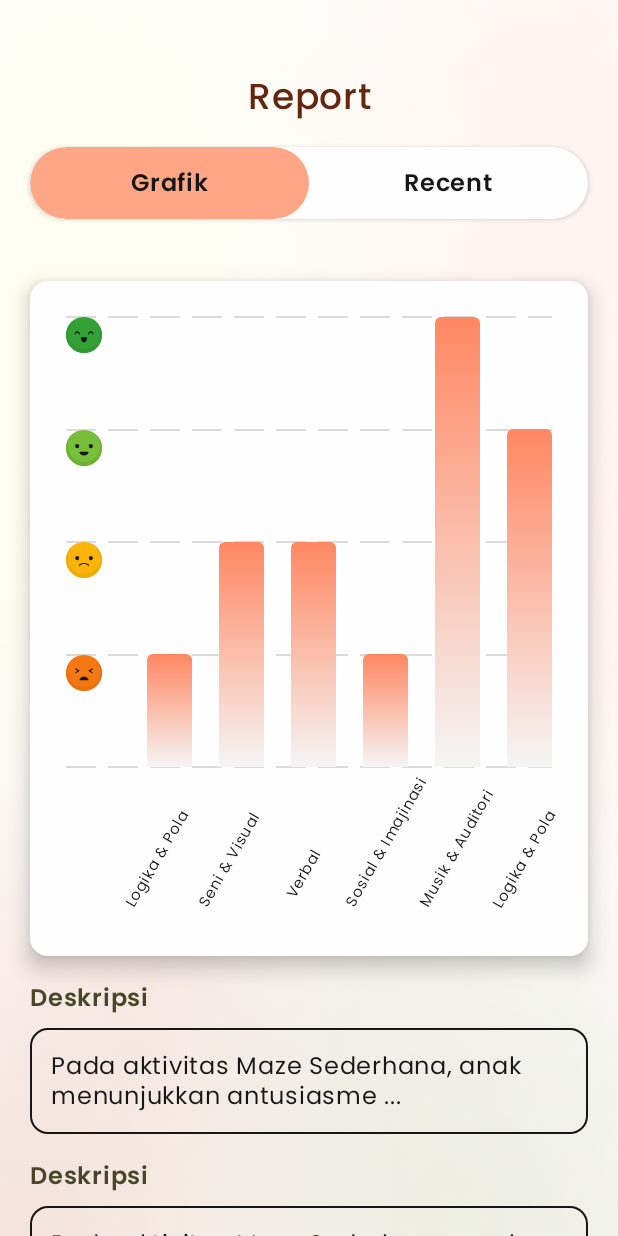
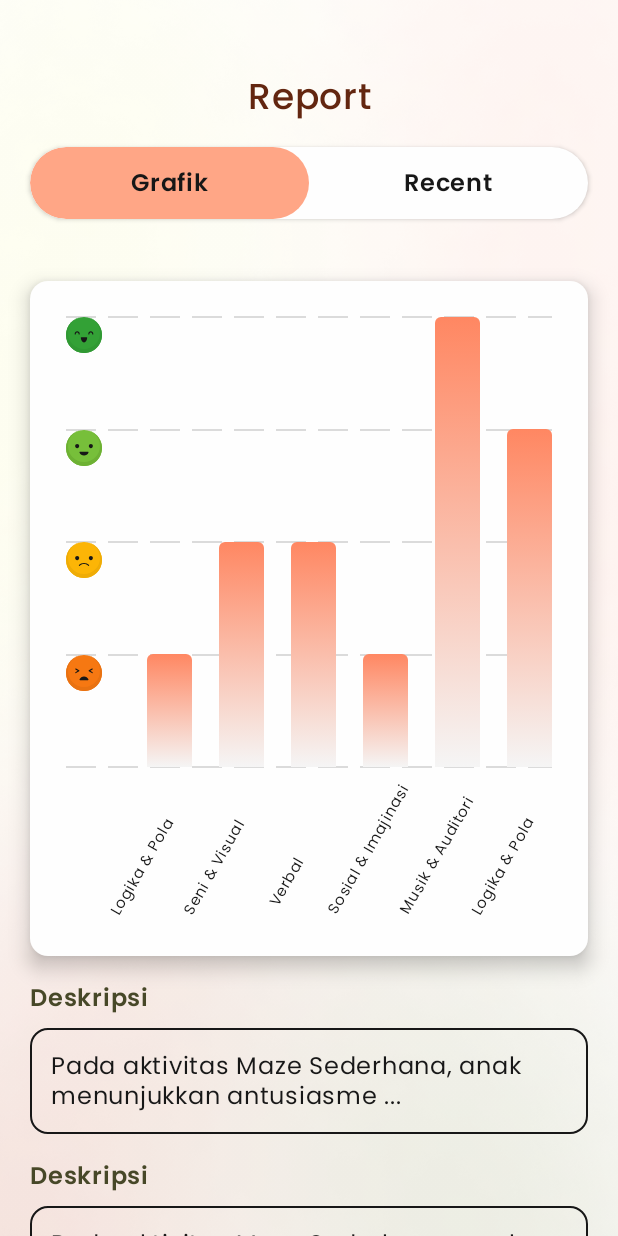
Before and after one commit to muktiabdii/weaveon-app, an Android app built with Jetpack Compose: the composable ReportScreen shown on its own in the app's theme, on a phone screen of 412 x 824 dp. Run offline under Robolectric (Android 15) with nearby library versions, the phone set to English and light mode, and no system bars.

Commit message:
refactor(report): changing paddings at bar chart

```diff
--- a/app/src/main/java/com/example/hology/ui/common/BarChart.kt
+++ b/app/src/main/java/com/example/hology/ui/common/BarChart.kt
@@ -157,7 +157,7 @@ fun BarChart(
             Row(
                 modifier = Modifier
                     .fillMaxWidth()
-                    .padding(start = 30.dp, top = 40.dp),
+                    .padding(start = 20.dp, top = 45.dp, end = 15.dp),
                 horizontalArrangement = Arrangement.SpaceEvenly
             ) {
                 data.forEach { chartItem ->
```
